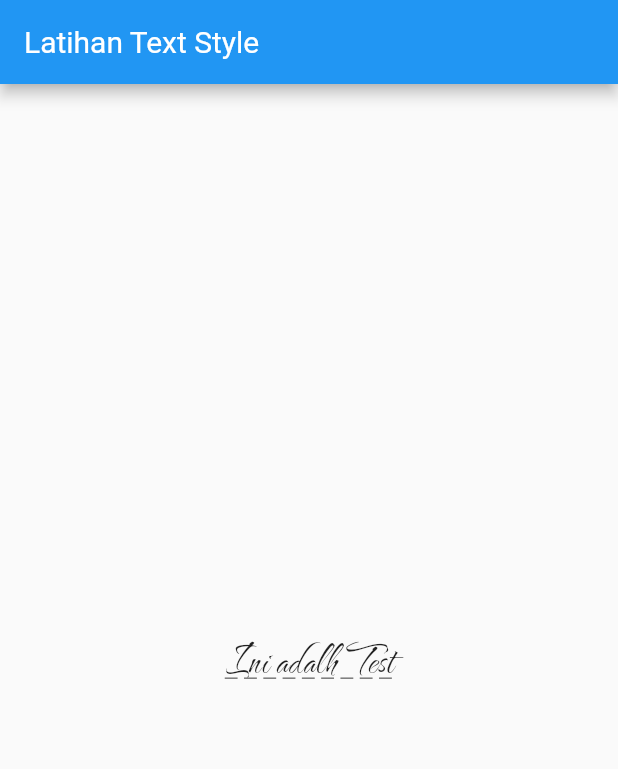
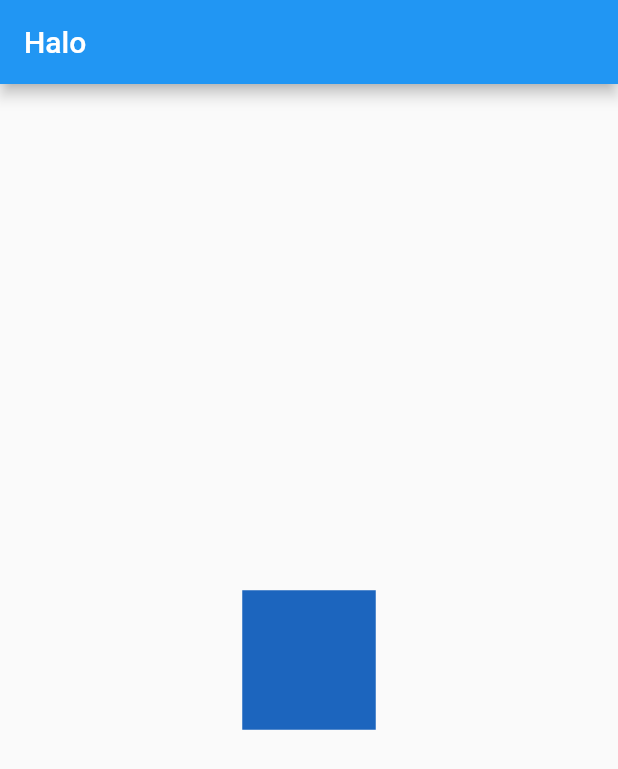
Before and after one commit to rankoms/belajar_flutter, a Flutter app: the screen it shows after launch, on a phone screen of 412 x 824 dp. Shown: the top 769 px of the screen. Run offline on Flutter 3.47's test engine with Material 2 defaults, Android fonts, the phone set to English and light mode, and no system bars.

Commit message:
latihan animated container

```diff
--- a/lib/main.dart
+++ b/lib/main.dart
@@ -1,25 +1,37 @@
+import 'dart:math';
+
 import 'package:flutter/material.dart';
 
 void main() => runApp(const MyApp());
 
-class MyApp extends StatelessWidget {
+class MyApp extends StatefulWidget {
   const MyApp({Key? key}) : super(key: key);
 
+  @override
+  _MyAppState createState() => _MyAppState();
+}
+
+class _MyAppState extends State<MyApp> {
+  Random random = Random();
   @override
   Widget build(BuildContext context) {
     return MaterialApp(
       home: Scaffold(
         appBar: AppBar(
-          title: Text('Latihan Text Style'),
+          title: Text('Halo'),
         ),
         body: Center(
-          child: Text(
-            'Ini adalh Test',
-            style: TextStyle(
-                fontFamily: "TheNautigal",
-                fontSize: 30,
-                decoration: TextDecoration.underline,
-                decorationStyle: TextDecorationStyle.dashed),
+          child: GestureDetector(
+            onTap: () {
+              setState(() {});
+            },
+            child: AnimatedContainer(
+              color: Color.fromARGB(255, random.nextInt(256),
+                  random.nextInt(256), random.nextInt(256)),
+              duration: Duration(seconds: 1),
+              width: 50.0 + random.nextInt(101),
+              height: 50.0 + random.nextInt(101),
+            ),
           ),
         ),
       ),
```
Also changed, not shown: pubspec.yaml (+7 -7 lines).
